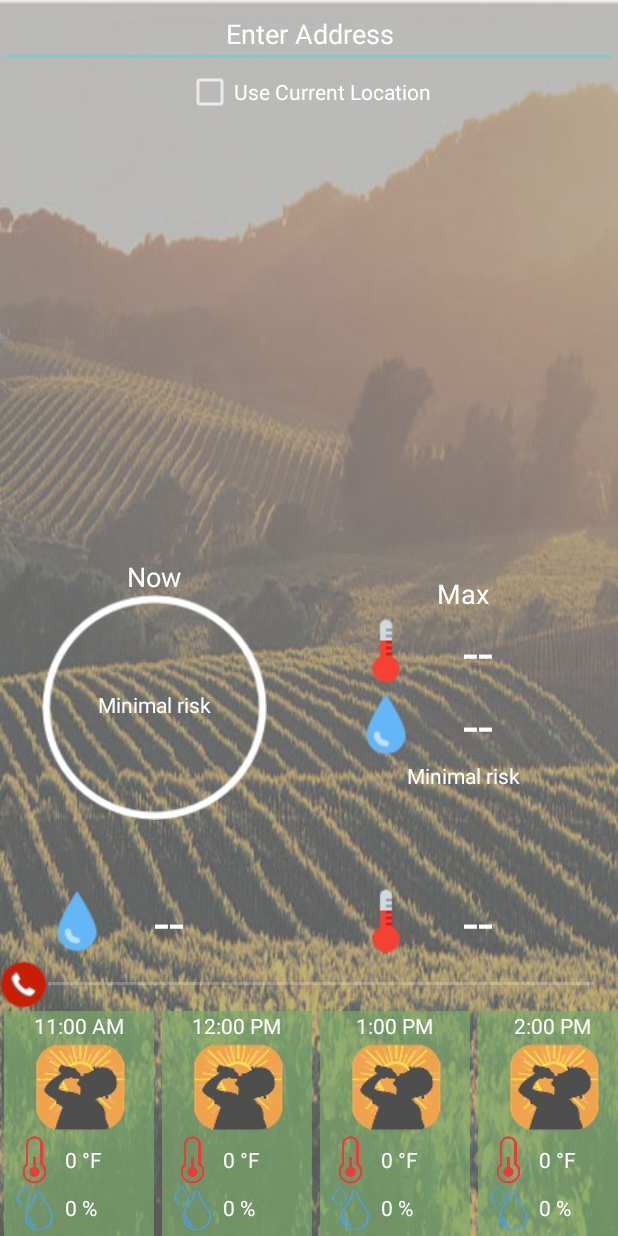
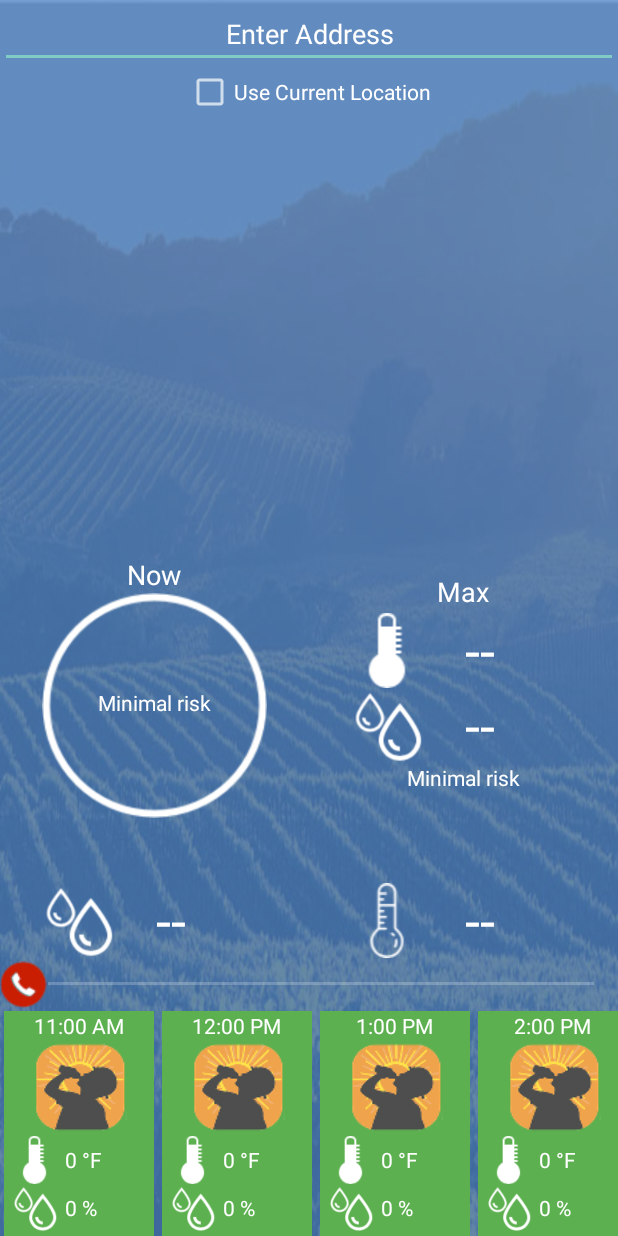
Before and after one commit to mini024/HeatStress, an Android app: the screen it shows after launch (MainActivity), on a phone screen of 412 x 824 dp. Run offline under Robolectric (Android 15) with nearby library versions, the light colour scheme and no system bars.

Commit message:
Design Changes

```diff
--- a/app/src/main/java/com/example/jessicamcavazoserhard/heatstress/adapter/WeatherCardAdapter.java
+++ b/app/src/main/java/com/example/jessicamcavazoserhard/heatstress/adapter/WeatherCardAdapter.java
@@ -135,10 +135,10 @@ public class WeatherCardAdapter extends RecyclerView.Adapter<WeatherCardAdapter.
 
             container = (View)itemView.findViewById(R.id.cont_item_root);
 
-            card_green = Color.parseColor("#AC7CAD6C");
-            card_orange = Color.parseColor("#B7DA7736");
-            card_red = Color.parseColor("#ADFC2D16");
-            card_yellow = Color.parseColor("#B6D0AE26");
+            card_green = Color.parseColor("#5CB04F");
+            card_orange = Color.parseColor("#F59323");
+            card_red = Color.parseColor("#E35349");
+            card_yellow = Color.parseColor("#D9D941");
 
         }
 
--- a/app/src/main/java/com/example/jessicamcavazoserhard/heatstress/ui/MainActivity.java
+++ b/app/src/main/java/com/example/jessicamcavazoserhard/heatstress/ui/MainActivity.java
@@ -22,6 +22,7 @@ import android.Manifest;
 import android.content.Context;
 import android.content.Intent;
 import android.content.pm.PackageManager;
+import android.graphics.Color;
 import android.location.Location;
 import android.net.ConnectivityManager;
 import android.net.NetworkInfo;
@@ -200,8 +201,11 @@ public class MainActivity extends AppCompatActivity implements View.OnClickListe
     boolean internet;
     int sbprogress;
     int RiskType;
+    View FilterView;
 
     final double c1=16.923,c2=0.185212,c3=5.37941,c4=-0.100254,c5=0.00941695,c6=0.00728898,c7=0.000345372,c8=-0.000814971,c9=0.0000102102,c10=-0.000038646,c11=0.0000291583,c12=0.00000142721,c13=0.000000197483,c14=-0.0000000218429,c15=0.000000000843296,c16=-0.0000000000481975;
+
+    int colorSunny, colorCloudy, colorRainy, colorWindy, colorSnowy, colorPCloudy;
 
     //Max temps and humidity
     PriorityQueue<Integer> pqRisk;
@@ -223,6 +227,15 @@ public class MainActivity extends AppCompatActivity implements View.OnClickListe
         LinearLayoutManager layoutManager
                 = new LinearLayoutManager(this, LinearLayoutManager.HORIZONTAL, false);
 
+        //MARK: CREATE COLORS
+        colorSunny = Color.parseColor("#5bE1BB22");
+        colorRainy = Color.parseColor("#5b528DD4");
+        colorCloudy = Color.parseColor("#5b6D6C6A");
+        colorWindy = Color.parseColor("#5bDA7736");
+        colorSnowy = Color.parseColor("#FFFFFF");
+        colorPCloudy = Color.parseColor("#5b749BCA");
+
+
         listData = getData();
 
         recyclerView = (RecyclerView) findViewById(R.id.rec_view_main);
@@ -241,6 +254,7 @@ public class MainActivity extends AppCompatActivity implements View.OnClickListe
         tvMaxTemp = (TextView) findViewById(R.id.textView_temperatureMax);
         tvMaxRisk = (TextView) findViewById(R.id.tv_main_max_risk);
         vMax = findViewById(R.id.view_main_max);
+        FilterView = findViewById(R.id.filterView);
         btGo.setOnClickListener(this);
 
         btShowLocation = (ImageButton) findViewById(R.id.imageButton_showLocation);
@@ -694,6 +708,25 @@ public class MainActivity extends AppCompatActivity implements View.OnClickListe
                     temperature = object.getJSONObject("current_observation").getString("temp_f");
                     Log.d("Humedad","HUMEDAD EN SAN FRANCISCO : " + humidity);
 
+                    String weather = object.getJSONObject("current_observation").getString("weather");
+
+                    switch (weather){
+                        case "Rainy": FilterView.setBackgroundColor(colorRainy);
+                            break;
+                        case "Clear": FilterView.setBackgroundColor(colorSunny);
+                            break;
+                        case "Partly Cloudy": FilterView.setBackgroundColor(colorPCloudy);
+                            break;
+                        case "Mostly Cloudy": FilterView.setBackgroundColor(colorCloudy);
+                            break;
+                        case "Cloudy": FilterView.setBackgroundColor(colorCloudy);
+                            break;
+                        case "Windy": FilterView.setBackgroundColor(colorWindy);
+                            break;
+                        case "Snowy": FilterView.setBackgroundColor(colorSnowy);
+                            break;
+                    }
+
                     tvCurrentTemperature.setText(temperature + " ºF");
 
                     tvCurrentHumidity.setText(humidity);
--- a/app/src/main/res/layout/activity_main.xml
+++ b/app/src/main/res/layout/activity_main.xml
@@ -5,10 +5,19 @@
     android:id="@+id/activity_main"
     android:layout_width="match_parent"
     android:layout_height="match_parent"
+    android:background="@drawable/background"
+    android:tint="@color/card_colorOrange"
     android:orientation="vertical"
-    android:background="@drawable/background"
     android:windowSoftInputMode="adjustPan"
     tools:context="com.example.jessicamcavazoserhard.heatstress.ui.MainActivity">
+
+    <!-- add your views here -->
+
+    <View
+        android:id="@+id/filterView"
+        android:layout_width="match_parent"
+        android:layout_height="match_parent"
+        android:background="#A02F72C4" />
 
     <AutoCompleteTextView
         android:id="@+id/editText_address"
@@ -40,12 +49,12 @@
         android:visibility="gone" />
 
     <android.support.v7.widget.RecyclerView
-        android:layout_weight="1"
+        android:id="@+id/rec_view_main"
         android:layout_width="match_parent"
         android:layout_height="150dp"
-        android:id="@+id/rec_view_main"
         android:layout_alignParentBottom="true"
-        android:layout_alignParentStart="true" />
+        android:layout_alignParentStart="true"
+        android:layout_weight="1" />
 
     <CheckBox
         android:id="@+id/checkBox2"
@@ -57,71 +66,77 @@
         android:visibility="visible" />
 
     <LinearLayout
-        android:layout_weight="1"
+        android:id="@+id/linearLayout"
         android:layout_width="match_parent"
         android:layout_height="wrap_content"
+        android:layout_above="@+id/seek_Call911"
+        android:layout_alignParentStart="true"
+        android:layout_weight="1"
         android:orientation="horizontal"
         android:weightSum="2"
-        android:layout_above="@+id/seek_Call911"
-        android:windowSoftInputMode="adjustPan"
-        android:layout_alignParentStart="true"
-        android:id="@+id/linearLayout">
+        android:windowSoftInputMode="adjustPan">
+
         <LinearLayout
             android:layout_width="match_parent"
             android:layout_height="wrap_content"
+            android:layout_weight="1"
             android:orientation="horizontal"
-            android:layout_weight="1"
             android:weightSum="5">
+
             <ImageView
-                android:layout_width="wrap_content"
-                android:layout_height="wrap_content"
-                android:src="@drawable/water"
+                android:layout_width="50dp"
+                android:layout_height="50dp"
+                android:layout_weight="2"
                 android:contentDescription="humidity"
-                android:layout_weight="2"/>
+                android:src="@drawable/drops" />
+
             <TextView
                 android:id="@+id/textView_humidityValue"
                 android:layout_width="wrap_content"
                 android:layout_height="wrap_content"
+                android:layout_weight="1"
                 android:text="--"
                 android:textColor="@android:color/white"
-                android:textSize="36sp"
-                android:layout_weight="1"/>
+                android:textSize="36sp" />
 
         </LinearLayout>
+
         <LinearLayout
 
             android:layout_width="match_parent"
             android:layout_height="wrap_content"
+            android:layout_weight="1"
             android:orientation="horizontal"
-            android:layout_weight="1"
             android:weightSum="5">
+
             <ImageView
-                android:layout_width="wrap_content"
-                android:layout_height="wrap_content"
-                android:src="@drawable/temperature"
+                android:layout_width="50dp"
+                android:layout_height="50dp"
+                android:layout_weight="2"
                 android:contentDescription="humidity"
-                android:layout_weight="2"/>
+                android:src="@drawable/temperature" />
+
             <TextView
                 android:id="@+id/textView_temperatureValue"
                 android:layout_width="wrap_content"
                 android:layout_height="wrap_content"
+                android:layout_weight="1"
                 android:text="--"
                 android:textColor="@android:color/white"
-                android:textSize="36sp"
-                android:layout_weight="1"/>
+                android:textSize="36sp" />
 
         </LinearLayout>
     </LinearLayout>
 
     <SeekBar
-        android:layout_weight="1"
-        android:windowSoftInputMode="adjustPan"
         android:id="@+id/seek_Call911"
         android:layout_width="match_parent"
         android:layout_height="35dp"
+        android:layout_above="@+id/rec_view_main"
+        android:layout_alignParentStart="true"
+        android:layout_weight="1"
         android:thumb="@drawable/phone_slider"
-        android:layout_above="@+id/rec_view_main"
-        android:layout_alignParentStart="true" />
+        android:windowSoftInputMode="adjustPan" />
 
     <ImageButton
         android:id="@+id/imageButton_showLocation"
@@ -201,21 +216,21 @@
                 android:textSize="18sp" />
 
             <LinearLayout
+                android:id="@+id/linearLayout3"
                 android:layout_width="match_parent"
                 android:layout_height="wrap_content"
                 android:layout_alignParentStart="true"
                 android:layout_below="@+id/linearLayout2"
                 android:layout_weight="1"
                 android:orientation="horizontal"
-                android:weightSum="5"
-                android:id="@+id/linearLayout3">
+                android:weightSum="5">
 
                 <ImageView
-                    android:layout_width="wrap_content"
-                    android:layout_height="wrap_content"
+                    android:layout_width="50dp"
+                    android:layout_height="50dp"
                     android:layout_weight="2"
                     android:contentDescription="humidity"
-                    android:src="@drawable/water" />
+                    android:src="@drawable/drops" />
 
                 <TextView
                     android:id="@+id/textView_humidityMax"
@@ -241,11 +256,11 @@
                 android:weightSum="5">
 
                 <ImageView
-                    android:layout_width="wrap_content"
-                    android:layout_height="wrap_content"
+                    android:layout_width="50dp"
+                    android:layout_height="50dp"
                     android:layout_weight="2"
                     android:contentDescription="humidity"
-                    android:src="@drawable/temperature" />
+                    android:src="@drawable/temp" />
 
                 <TextView
                     android:id="@+id/textView_temperatureMax"
@@ -262,11 +277,11 @@
                 android:id="@+id/tv_main_max_risk"
                 android:layout_width="wrap_content"
                 android:layout_height="wrap_content"
+                android:layout_below="@+id/linearLayout3"
+                android:layout_centerHorizontal="true"
                 android:layout_weight="2"
                 android:text="Minimal risk"
-                android:textColor="@android:color/background_light"
-                android:layout_below="@+id/linearLayout3"
-                android:layout_centerHorizontal="true" />
+                android:textColor="@android:color/background_light" />
 
         </RelativeLayout>
 
--- a/app/src/main/res/layout/hourly_wether_card.xml
+++ b/app/src/main/res/layout/hourly_wether_card.xml
@@ -13,7 +13,7 @@
         android:layout_height="match_parent"
         android:layout_alignParentTop="true"
         android:layout_centerHorizontal="true"
-        android:background="@color/colorAccent"
+        android:background="@color/card_colorYellow"
         android:gravity="center_horizontal">
 
         <TextView
@@ -76,7 +76,7 @@
                     android:layout_width="32dp"
                     android:layout_height="32dp"
                     android:layout_weight="1"
-                    app:srcCompat="@mipmap/ic_launcher" />
+                    app:srcCompat="@color/colorPrimary" />
 
                 <TextView
                     android:id="@+id/tv_hum_card"
--- a/app/src/main/res/values/colors.xml
+++ b/app/src/main/res/values/colors.xml
@@ -1,12 +1,12 @@
 <?xml version="1.0" encoding="utf-8"?>
 <resources>
-    <color name="colorPrimary">#3F51B5</color>
+    <color name="colorPrimary">#5be1bb22</color>
     <color name="colorPrimaryDark">#303F9F</color>
     <color name="colorAccent">#ff4081</color>
     <color name="textColorGray">#aaaaa99f</color>
     <color name="card_color">#abcaa1</color>
-    <color name="card_colorRed">#adfc2d16</color>
+    <color name="card_colorRed">#dd4c3c</color>
     <color name="card_colorGreen">#ac7cad6c</color>
-    <color name="card_colorOrange">#b7da7736</color>
-    <color name="card_colorYellow">#b6d0a326</color>
+    <color name="card_colorOrange">#a5ffffff</color>
+    <color name="card_colorYellow">#8c6d6c6a</color>
 </resources>
```
Also changed, not shown: app/src/main/res/drawable/background1.jpeg (added), app/src/main/res/drawable/drops.png, app/src/main/res/drawable/high_risk.png, app/src/main/res/drawable/medium_risk.png, app/src/main/res/drawable/minimal_risk.png, app/src/main/res/drawable/temp.png, app/src/main/res/drawable/temperature.png, app/src/main/res/drawable/water.png.
